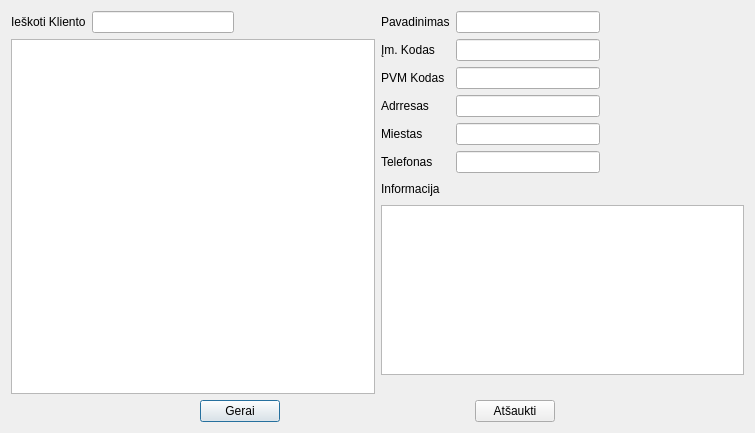
Above: duombaze/klientupaieska.ui from Tautvydas2019/Diplomas before the change. Below: the same form after it.
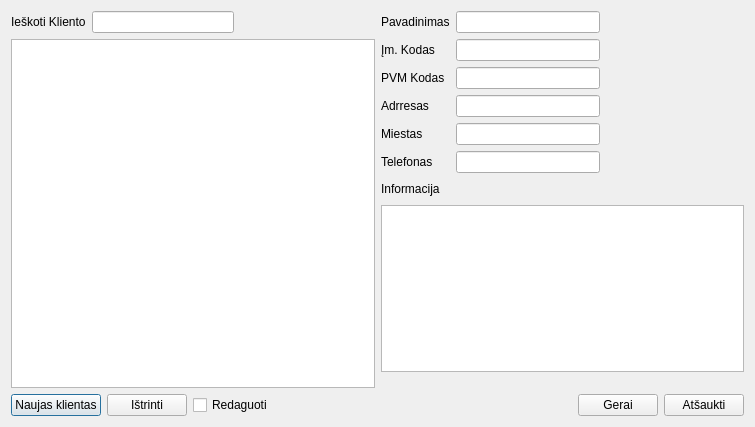
That is the form after the change.

Patch:
```diff
--- a/duombaze/klientupaieska.ui
+++ b/duombaze/klientupaieska.ui
@@ -7,14 +7,14 @@
     <x>0</x>
     <y>0</y>
     <width>755</width>
-    <height>433</height>
+    <height>427</height>
    </rect>
   </property>
   <property name="windowTitle">
    <string>Dialog</string>
   </property>
-  <layout class="QVBoxLayout" name="verticalLayout_3">
-   <item>
+  <layout class="QGridLayout" name="gridLayout_2">
+   <item row="0" column="0">
     <layout class="QHBoxLayout" name="horizontalLayout_2">
      <item>
       <layout class="QVBoxLayout" name="verticalLayout_2">
@@ -200,25 +200,26 @@
      </item>
     </layout>
    </item>
-   <item>
-    <layout class="QHBoxLayout" name="horizontalLayout_3">
+   <item row="1" column="0">
+    <layout class="QHBoxLayout" name="horizontalLayout_4">
      <item>
-      <spacer name="horizontalSpacer_4">
-       <property name="orientation">
-        <enum>Qt::Horizontal</enum>
+      <widget class="QPushButton" name="pushButton_3">
+       <property name="text">
+        <string>Naujas klientas</string>
        </property>
-       <property name="sizeHint" stdset="0">
-        <size>
-         <width>40</width>
-         <height>20</height>
-        </size>
+      </widget>
+     </item>
+     <item>
+      <widget class="QPushButton" name="pushButton_5">
+       <property name="text">
+        <string>Ištrinti</string>
        </property>
-      </spacer>
+      </widget>
      </item>
      <item>
-      <widget class="QPushButton" name="pushButton">
+      <widget class="QCheckBox" name="checkBox">
        <property name="text">
-        <string>Gerai</string>
+        <string>Redaguoti</string>
        </property>
       </widget>
      </item>
@@ -236,24 +237,22 @@
       </spacer>
      </item>
      <item>
-      <widget class="QPushButton" name="pushButton_2">
-       <property name="text">
-        <string>Atšaukti</string>
-       </property>
-      </widget>
-     </item>
-     <item>
-      <spacer name="horizontalSpacer_5">
-       <property name="orientation">
-        <enum>Qt::Horizontal</enum>
-       </property>
-       <property name="sizeHint" stdset="0">
-        <size>
-         <width>40</width>
-         <height>20</height>
-        </size>
-       </property>
-      </spacer>
+      <layout class="QHBoxLayout" name="horizontalLayout_3">
+       <item>
+        <widget class="QPushButton" name="pushButton">
+         <property name="text">
+          <string>Gerai</string>
+         </property>
+        </widget>
+       </item>
+       <item>
+        <widget class="QPushButton" name="pushButton_2">
+         <property name="text">
+          <string>Atšaukti</string>
+         </property>
+        </widget>
+       </item>
+      </layout>
      </item>
     </layout>
    </item>
```
Left out of the diff: 8 changed lines with no effect on the pictures.
